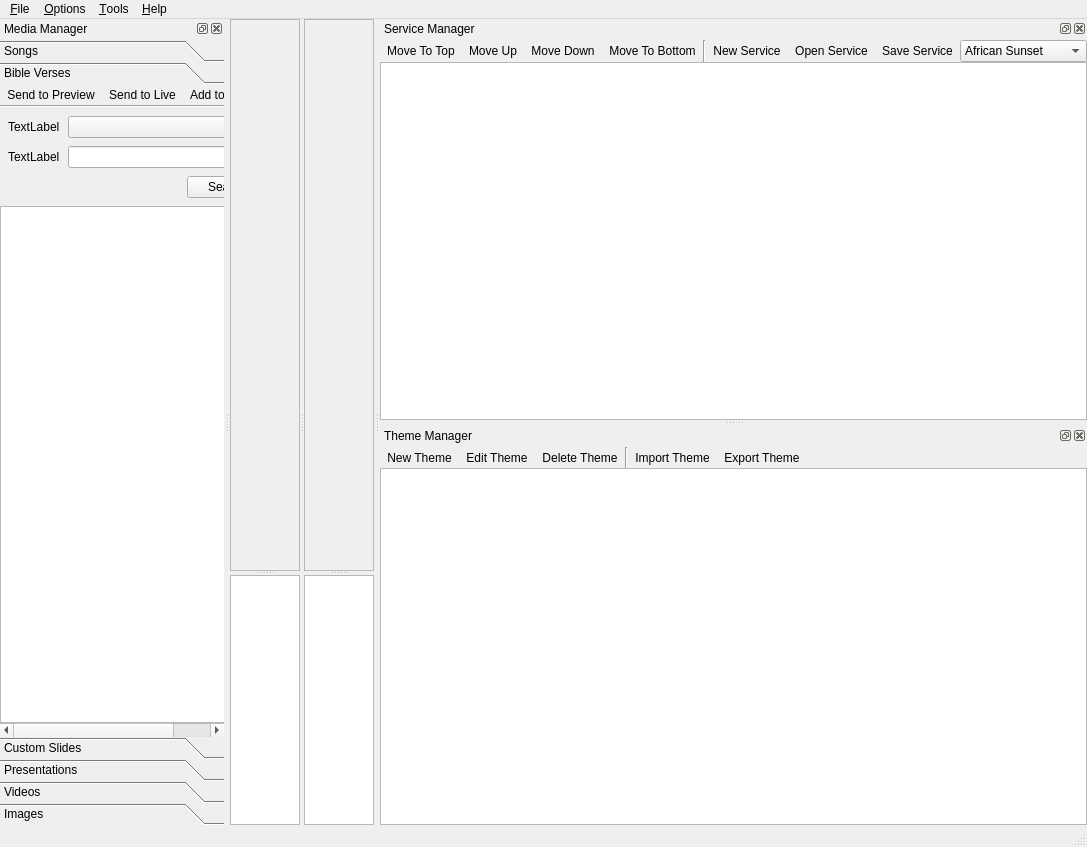
Before: the Qt Designer form openlp/resources/forms/mainwindow.ui in zonArt/openlp, drawn with Qt 5.
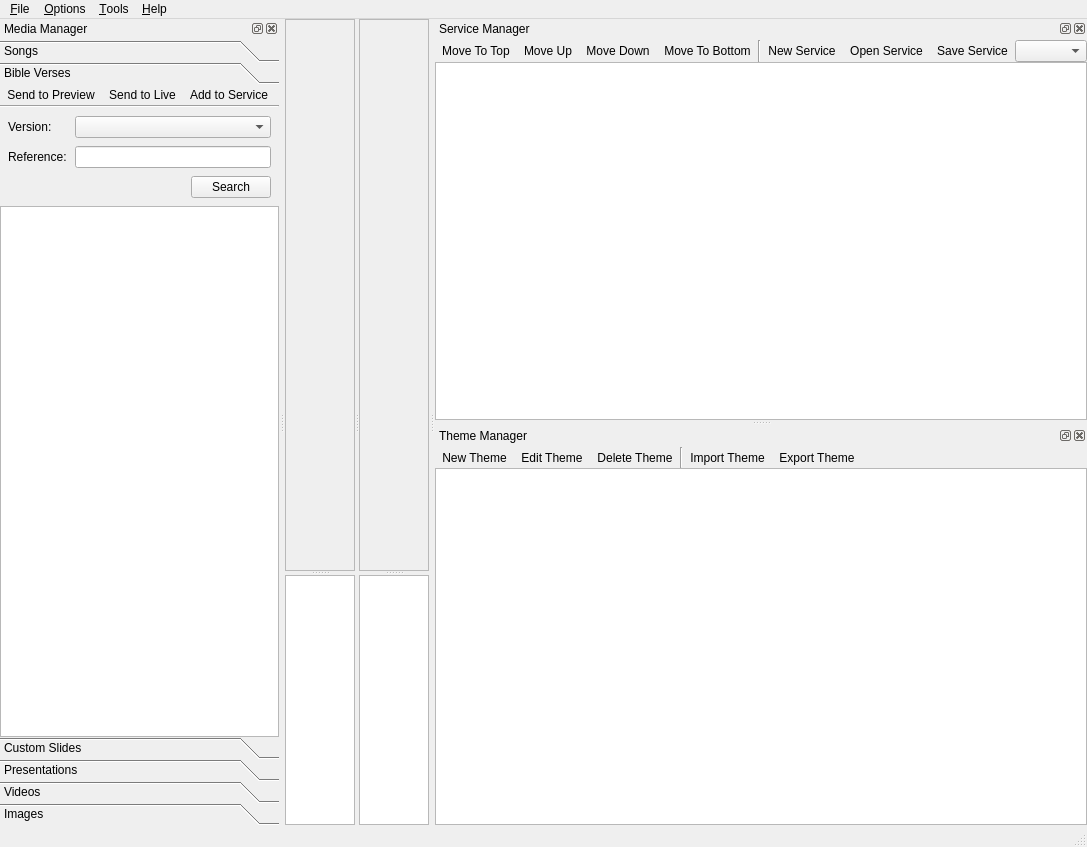
After: the same form once the commit is applied. The open tabs and pages were chosen to show the change. Icons and pictures are not drawn.

Commit message: Added the status tips to the menu items.

Diff of the .ui file:
```diff
--- a/openlp/resources/forms/mainwindow.ui
+++ b/openlp/resources/forms/mainwindow.ui
@@ -59,8 +59,8 @@
              <rect>
               <x>0</x>
               <y>0</y>
-              <width>228</width>
-              <height>536</height>
+              <width>252</width>
+              <height>539</height>
              </rect>
             </property>
            </widget>
@@ -99,8 +99,8 @@
              <rect>
               <x>0</x>
               <y>0</y>
-              <width>227</width>
-              <height>536</height>
+              <width>252</width>
+              <height>539</height>
              </rect>
             </property>
            </widget>
@@ -485,8 +485,8 @@
          <rect>
           <x>0</x>
           <y>0</y>
-          <width>267</width>
-          <height>609</height>
+          <width>257</width>
+          <height>603</height>
          </rect>
         </property>
         <attribute name="label" >
@@ -607,7 +607,7 @@
             <item row="0" column="0" >
              <widget class="QLabel" name="label" >
               <property name="text" >
-               <string>TextLabel</string>
+               <string>Version:</string>
               </property>
              </widget>
             </item>
@@ -617,7 +617,7 @@
             <item row="1" column="0" >
              <widget class="QLabel" name="label_2" >
               <property name="text" >
-               <string>TextLabel</string>
+               <string>Reference:</string>
               </property>
              </widget>
             </item>
@@ -625,7 +625,7 @@
              <widget class="QLineEdit" name="lineEdit" />
             </item>
             <item row="2" column="1" >
-             <widget class="QWidget" native="1" name="widget" >
+             <widget class="QWidget" native="1" name="VerseSearchButtonWidget" >
               <layout class="QHBoxLayout" name="horizontalLayout" >
                <property name="spacing" >
                 <number>0</number>
@@ -1509,21 +1509,6 @@
           <property name="sizeAdjustPolicy" >
            <enum>QComboBox::AdjustToContents</enum>
           </property>
-          <item>
-           <property name="text" >
-            <string>African Sunset</string>
-           </property>
-          </item>
-          <item>
-           <property name="text" >
-            <string>Snowy Mountains</string>
-           </property>
-          </item>
-          <item>
-           <property name="text" >
-            <string>Wilderness</string>
-           </property>
-          </item>
          </widget>
         </item>
         <item>
```
Left out of the diff: 266 changed lines with no effect on the pictures. The commit also changes 2 other files.
